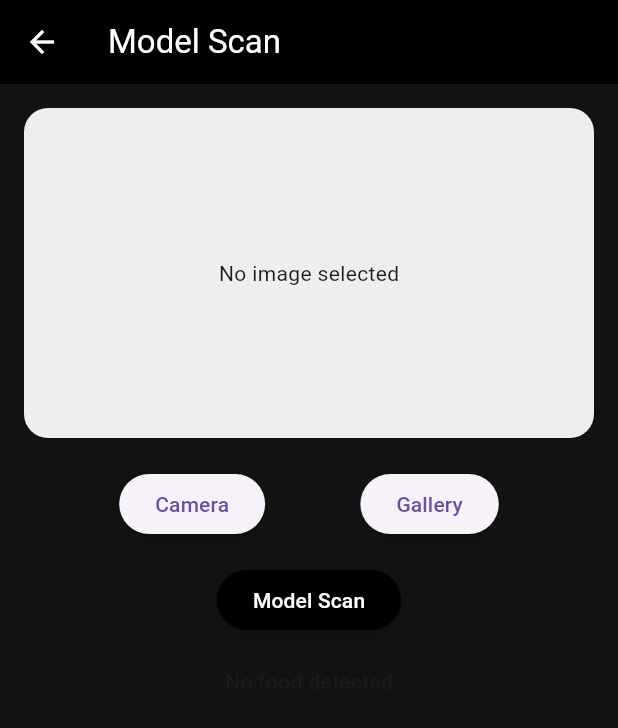
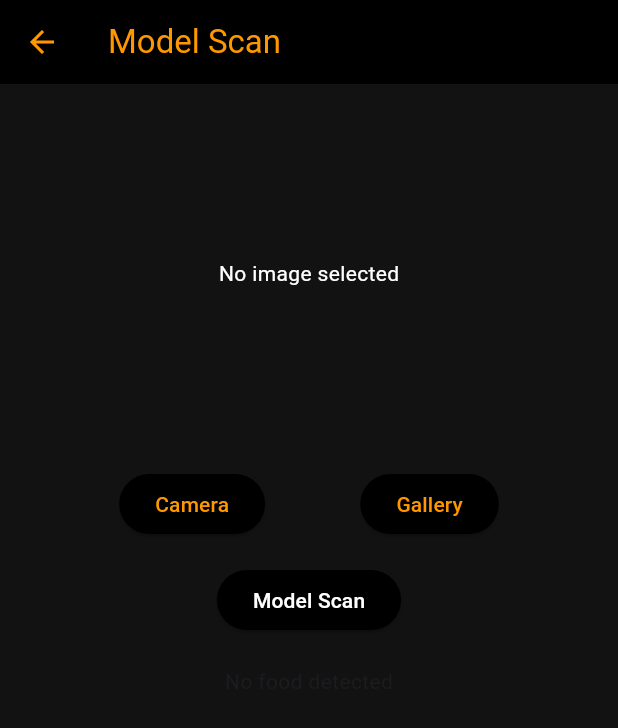
Before and after one commit to amansingh4847/know_your_own_food, a Flutter app: the ModelScanPage screen opened directly, on a phone screen of 412 x 824 dp. Shown: the top 728 px of the screen. Run offline on Flutter 3.47's test engine with Material 3 defaults, Android fonts, the phone set to English and light mode, and no system bars; our stand-ins replace image_picker; missing offline and left inert: tflite_flutter.

Commit message:
Updated complete ui of model scan page

```diff
--- a/lib/model_scan_page.dart
+++ b/lib/model_scan_page.dart
@@ -172,7 +172,7 @@ class _ModelScanPageState extends State<ModelScanPage> {
       appBar: AppBar(
         title: const Text("Model Scan"),
         backgroundColor: Colors.black,
-        foregroundColor: Colors.white,
+        foregroundColor: Colors.orange,
       ),
 
       // 🔥 STACK (IMPORTANT)
@@ -188,7 +188,7 @@ class _ModelScanPageState extends State<ModelScanPage> {
                   height: 220,
                   width: double.infinity,
                   decoration: BoxDecoration(
-                    color: Colors.grey.shade200,
+                    color: Color(0xFF121212),
                     borderRadius: BorderRadius.circular(16),
                   ),
                   child: image != null
@@ -196,7 +196,7 @@ class _ModelScanPageState extends State<ModelScanPage> {
                           borderRadius: BorderRadius.circular(16),
                           child: Image.file(image!, fit: BoxFit.cover),
                         )
-                      : const Center(child: Text("No image selected")),
+                      : const Center(child: Text("No image selected", style: TextStyle(color: Colors.white),)),
                 ),
 
                 const SizedBox(height: 20),
@@ -205,10 +205,18 @@ class _ModelScanPageState extends State<ModelScanPage> {
                   mainAxisAlignment: MainAxisAlignment.spaceEvenly,
                   children: [
                     ElevatedButton(
+                      style: ElevatedButton.styleFrom(
+                        backgroundColor: Colors.black,
+                        foregroundColor: Colors.orange,
+                      ),
                       onPressed: () => pickImage(ImageSource.camera),
                       child: const Text("Camera"),
                     ),
                     ElevatedButton(
+                      style: ElevatedButton.styleFrom(
+                        backgroundColor: Colors.black,
+                        foregroundColor: Colors.orange,
+                      ),
                       onPressed: () => pickImage(ImageSource.gallery),
                       child: const Text("Gallery"),
                     ),
@@ -233,8 +241,10 @@ class _ModelScanPageState extends State<ModelScanPage> {
                         runSpacing: 10,
                         children: detections.map((d) {
                           return Chip(
+                            backgroundColor: Colors.orange,
                             label: Text(
-                                "${d.label} (${d.score.toStringAsFixed(2)})"),
+                                "${d.label} (${d.score.toStringAsFixed(2)})", style: TextStyle(color: Colors.black),),
+                                side: BorderSide.none,
                           );
                         }).toList(),
                       ),
```
